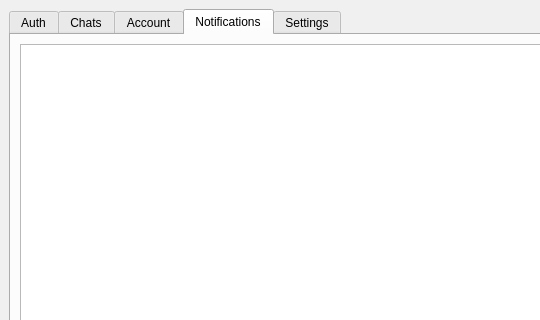
The window that AlphaDesign/mainwindow.ui (Vladg24YT/Egg-Chat) describes before a commit, drawn with Qt 5; both pictures show x 0 to 540 and y 0 to 320 of the 800 by 753 pixel window.
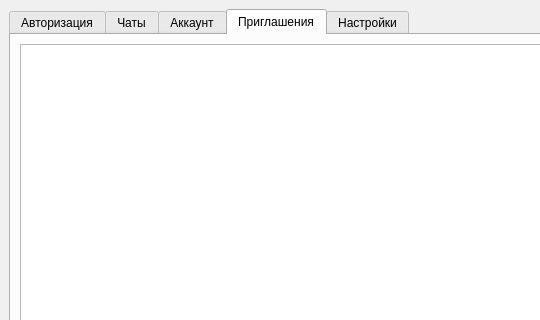
The same window after the commit. The open tabs and pages were chosen to show the change.

Commit message: Клиент теперь в курсе о существовании приглашений в чаты, но пока хз что с ними делать

What changed in the file:
```diff
--- a/AlphaDesign/mainwindow.ui
+++ b/AlphaDesign/mainwindow.ui
@@ -473,7 +473,7 @@
       </property>
       <widget class="QWidget" name="AuthTab">
        <attribute name="title">
-        <string>Auth</string>
+        <string>Авторизация</string>
        </attribute>
        <layout class="QGridLayout" name="gridLayout_2">
         <item row="0" column="0">
@@ -705,7 +705,7 @@
       </widget>
       <widget class="QWidget" name="ChatsTab">
        <attribute name="title">
-        <string>Chats</string>
+        <string>Чаты</string>
        </attribute>
        <layout class="QFormLayout" name="formLayout">
         <item row="1" column="0">
@@ -1039,7 +1039,7 @@
       </widget>
       <widget class="QWidget" name="AccountTab">
        <attribute name="title">
-        <string>Account</string>
+        <string>Аккаунт</string>
        </attribute>
        <layout class="QVBoxLayout" name="verticalLayout_2">
         <item>
@@ -1520,7 +1520,7 @@
       </widget>
       <widget class="QWidget" name="NotificationTab">
        <attribute name="title">
-        <string>Notifications</string>
+        <string>Приглашения</string>
        </attribute>
        <layout class="QVBoxLayout" name="verticalLayout_6">
         <item>
@@ -1560,7 +1560,7 @@
       </widget>
       <widget class="QWidget" name="SettingsTab">
        <attribute name="title">
-        <string>Settings</string>
+        <string>Настройки</string>
        </attribute>
        <layout class="QHBoxLayout" name="horizontalLayout_3">
         <item>
```
Left out of the diff: 2 changed lines with no effect on the pictures. The commit also changes 4 other files.
